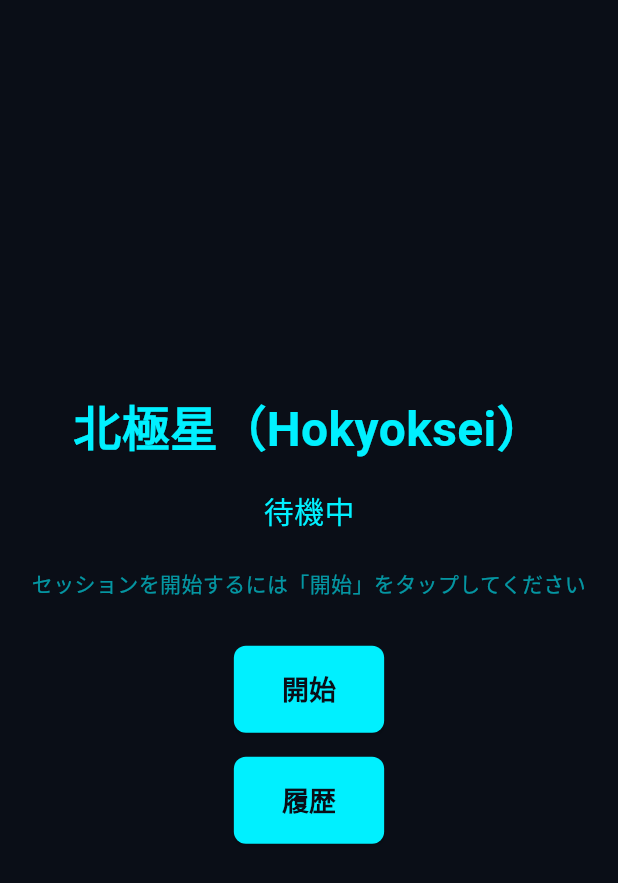
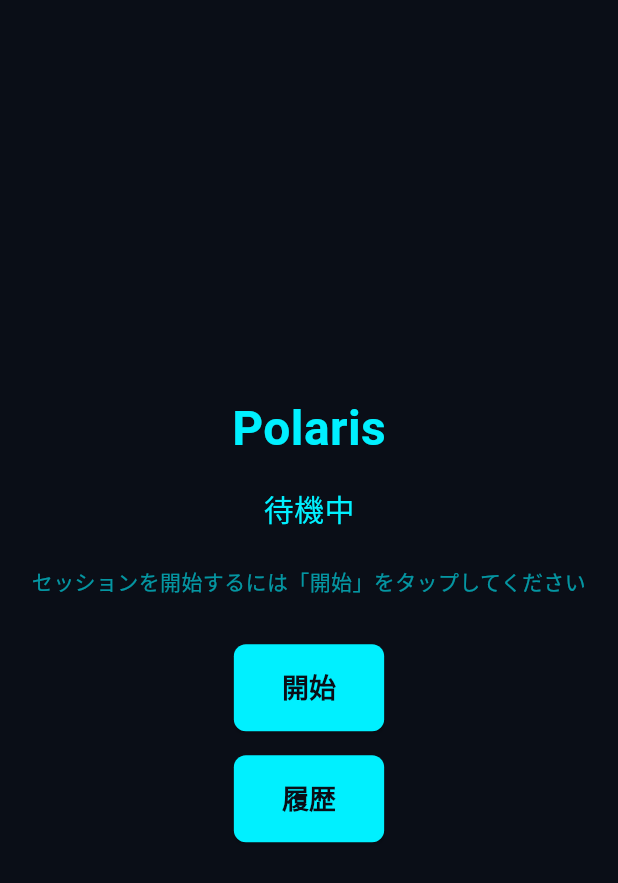
Before and after one commit to s14k17r18-glitch/Polaris, a Flutter app: the screen it shows after launch, on a phone screen of 412 x 824 dp. Shown: the top 883 px of the screen. Run offline on Flutter 3.47's test engine with Material 3 defaults, Android fonts, the phone set to English and light mode, and no system bars; our stand-ins replace shared_preferences; project files that could hold a hidden picture were left out.

Commit message:
chore: rename hokyoksei -> polaris

```diff
--- a/apps/dangi_app/lib/storage/file_local_store.dart
+++ b/apps/dangi_app/lib/storage/file_local_store.dart
@@ -22,7 +22,7 @@ class FileLocalStore implements LocalStore {
   Future<Directory> get _dir async {
     if (_storageDirectory != null) return _storageDirectory!;
     final appDir = await getApplicationDocumentsDirectory();
-    _storageDirectory = Directory('${appDir.path}/hokyoksei_data');
+    _storageDirectory = Directory('${appDir.path}/polaris_data');
     if (!await _storageDirectory!.exists()) {
       await _storageDirectory!.create(recursive: true);
     }
--- a/melos.yaml
+++ b/melos.yaml
@@ -1,4 +1,4 @@
-name: hokyoksei
+name: polaris
 packages:
   - apps/**
   - packages/**
--- a/packages/l10n_ja/lib/src/strings.dart
+++ b/packages/l10n_ja/lib/src/strings.dart
@@ -4,7 +4,7 @@ class L10nJa {
   L10nJa._(); // インスタンス化禁止
 
   // アプリ基本
-  static const String appTitle = '北極星（Hokyoksei）';
+  static const String appTitle = 'Polaris';
   static const String helloWorld = 'M0: 骨組み確認用 Hello World';
 
   // 状態表示（B2 で追加）
--- a/pubspec.yaml
+++ b/pubspec.yaml
@@ -1,5 +1,5 @@
-name: hokyoksei_workspace
-description: Hokyoksei monorepo (Windows + iOS)
+name: polaris_workspace
+description: Polaris monorepo (Windows + iOS)
 version: 0.1.0
 publish_to: none
 
```
Also changed, not shown: 4 other files.
